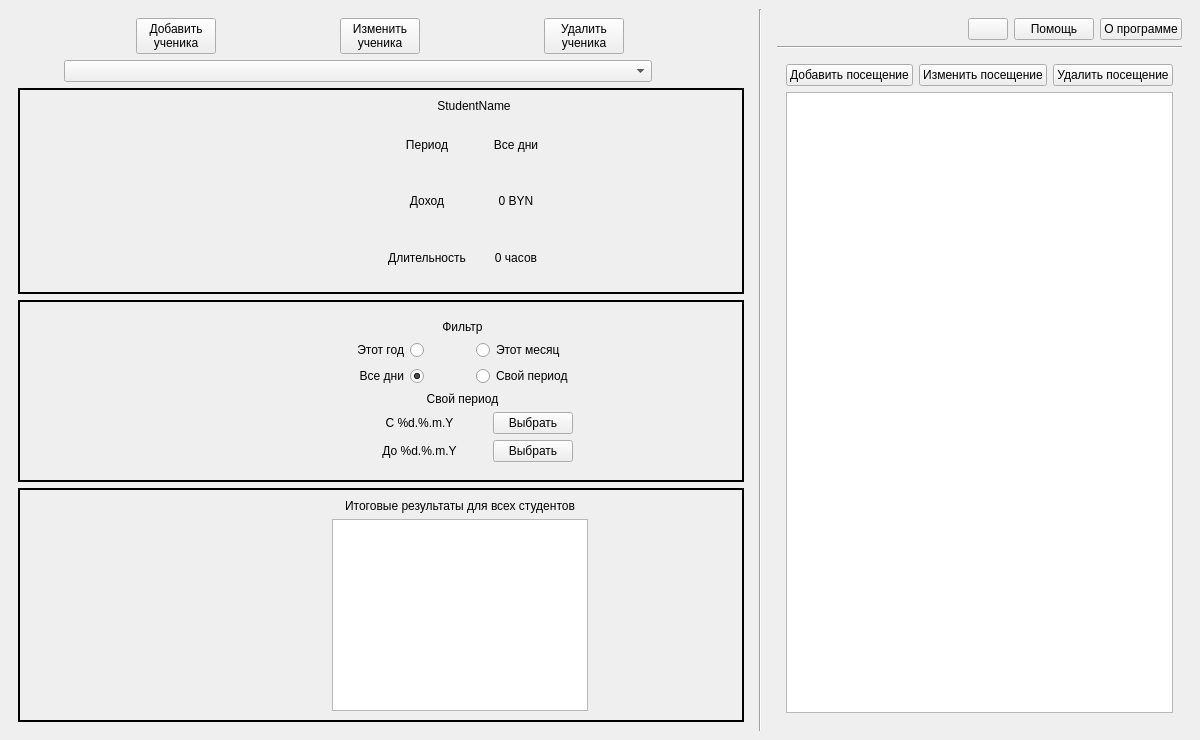
This is ui_templates/windows/main_window.ui in IliaSuponeff/StudentsAccounting as Qt 5 draws it before an edit. The edited form follows.
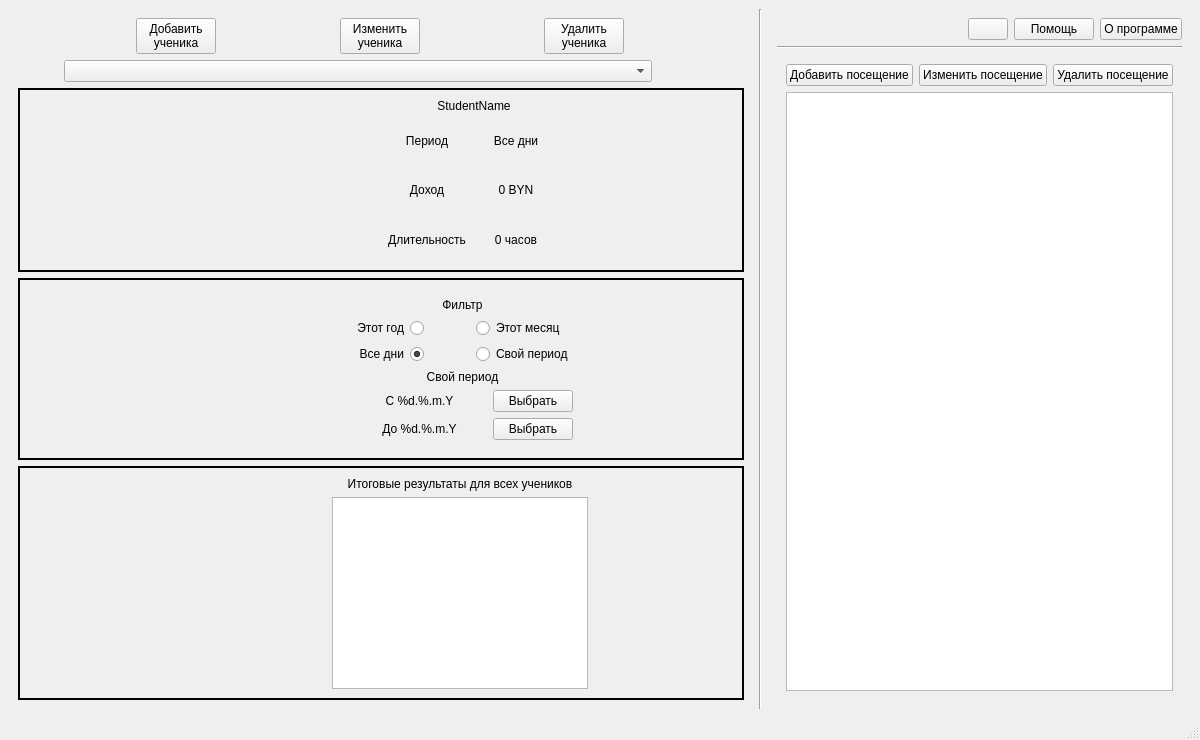
This is the edited form.

What changed in the file:
```diff
--- a/ui_templates/windows/main_window.ui
+++ b/ui_templates/windows/main_window.ui
@@ -708,7 +708,7 @@
                <enum>QFrame::Plain</enum>
               </property>
               <property name="text">
-               <string>Итоговые результаты для всех студентов</string>
+               <string>Итоговые результаты для всех учеников</string>
               </property>
               <property name="alignment">
                <set>Qt::AlignCenter</set>
@@ -898,6 +898,7 @@
     </item>
    </layout>
   </widget>
+  <widget class="QStatusBar" name="status_bar"/>
   <action name="help_action">
    <property name="text">
     <string>Help</string>
```
